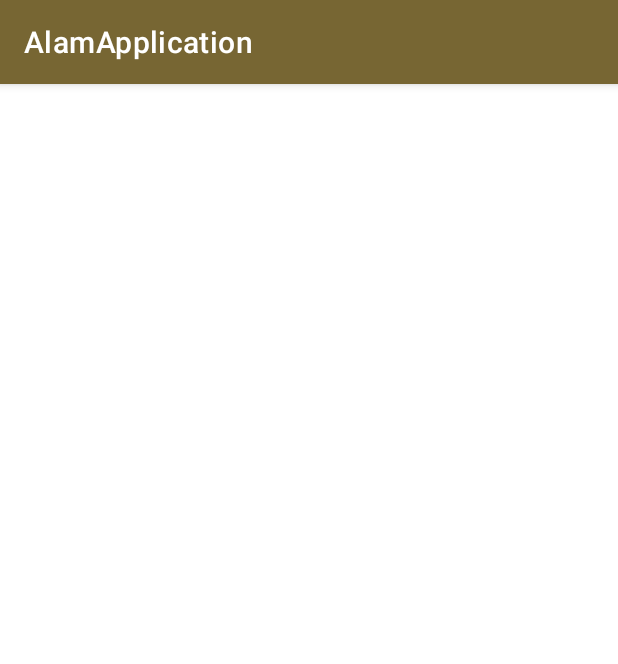
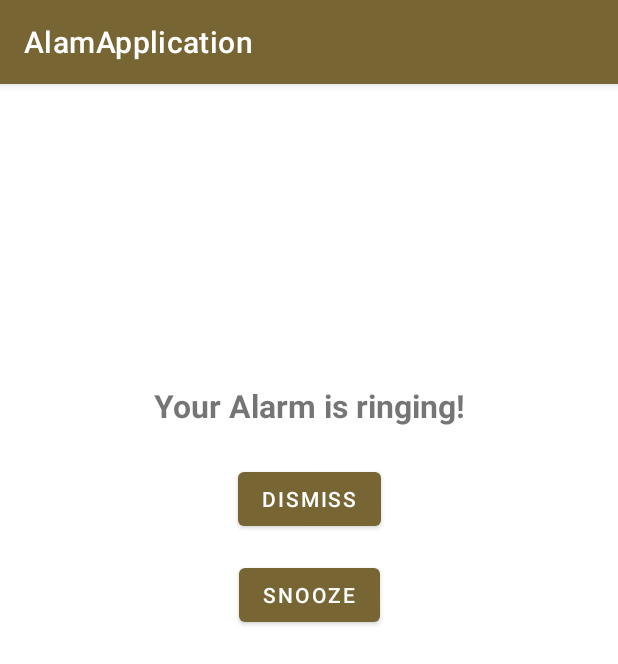
Before and after one commit to Manuhmutua/Alarm, an Android app: the RingActivity screen opened directly, with no data from a screen before it, on a phone screen of 412 x 824 dp. Shown: the top 664 px of the screen. Run offline under Robolectric (Android 15) with nearby library versions, the phone set to English and light mode, and no system bars.

Commit message:
Added ring activity

```diff
--- a/app/src/main/java/com/example/alamapplication/service/AlarmService.kt
+++ b/app/src/main/java/com/example/alamapplication/service/AlarmService.kt
@@ -18,7 +18,7 @@ class AlarmService : Service() {
     private var vibrator: Vibrator? = null
     override fun onCreate() {
         super.onCreate()
-        mediaPlayer = MediaPlayer.create(this, R.layout.item_alarm)
+        mediaPlayer = MediaPlayer.create(this, R.raw.alarm)
         mediaPlayer!!.isLooping = true
         vibrator = getSystemService(Context.VIBRATOR_SERVICE) as Vibrator
     }
--- a/app/src/main/java/com/example/alamapplication/view/AddAlarmFragment.kt
+++ b/app/src/main/java/com/example/alamapplication/view/AddAlarmFragment.kt
@@ -97,5 +97,4 @@ class AddAlarmFragment : Fragment() {
         viewModel.addAlarm(alarm)
         alarm.schedule(requireContext().applicationContext)
     }
-
 }
--- a/app/src/main/java/com/example/alamapplication/viewmodel/AlarmViewModel.kt
+++ b/app/src/main/java/com/example/alamapplication/viewmodel/AlarmViewModel.kt
@@ -20,7 +20,7 @@ class AlarmViewModel @Inject constructor(private val repository: AlarmRepository
     }
 
     companion object {
-        private const val TAG = "TripViewModel"
+        private const val TAG = "AlarmViewModel"
     }
 
     init {
--- a/app/src/main/res/layout/activity_ring.xml
+++ b/app/src/main/res/layout/activity_ring.xml
@@ -6,4 +6,35 @@
     android:layout_height="match_parent"
     tools:context=".RingActivity">
 
+    <TextView
+        android:id="@+id/textView2"
+        android:layout_width="wrap_content"
+        android:layout_height="wrap_content"
+        android:layout_marginTop="200dp"
+        android:text="Your Alarm is ringing!"
+        android:textSize="21sp"
+        android:textStyle="bold"
+        app:layout_constraintEnd_toEndOf="parent"
+        app:layout_constraintStart_toStartOf="parent"
+        app:layout_constraintTop_toTopOf="parent" />
+
+    <Button
+        android:id="@+id/buttonDismiss"
+        android:layout_width="wrap_content"
+        android:layout_height="wrap_content"
+        android:layout_marginTop="24dp"
+        android:text="Dismiss"
+        app:layout_constraintEnd_toEndOf="parent"
+        app:layout_constraintStart_toStartOf="parent"
+        app:layout_constraintTop_toBottomOf="@+id/textView2" />
+
+    <Button
+        android:id="@+id/buttonSnooze"
+        android:layout_width="wrap_content"
+        android:layout_height="wrap_content"
+        android:layout_marginTop="16dp"
+        android:text="Snooze"
+        app:layout_constraintEnd_toEndOf="parent"
+        app:layout_constraintStart_toStartOf="parent"
+        app:layout_constraintTop_toBottomOf="@+id/buttonDismiss" />
 </androidx.constraintlayout.widget.ConstraintLayout>
```
Also changed, not shown: app/src/main/java/com/example/alamapplication/RingActivity.kt (+52 -1 lines), 1 other file.
